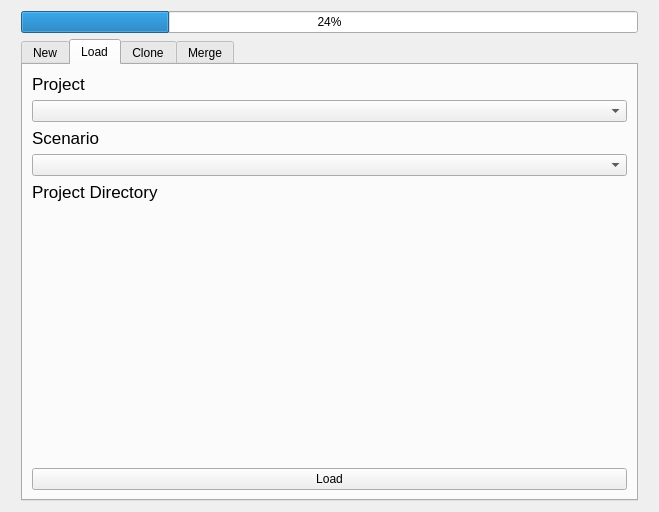
Ingeniousware/QGISWaterIng, file ui/watering_load_dialog.ui: the form before one commit.
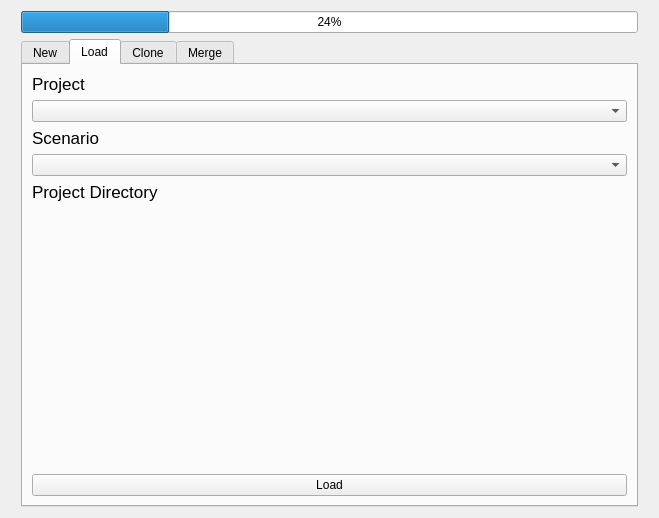
The form after the commit. The open tabs and pages were chosen to show the change. Custom widgets are drawn as their Qt base class.

Commit message: small adjustment in load dialog merge tab ui

The edit to the form file:
```diff
--- a/ui/watering_load_dialog.ui
+++ b/ui/watering_load_dialog.ui
@@ -10,7 +10,7 @@
     <x>0</x>
     <y>0</y>
     <width>659</width>
-    <height>512</height>
+    <height>518</height>
    </rect>
   </property>
   <property name="windowTitle">
```
Left out of the diff: 28 changed lines with no effect on the pictures.
